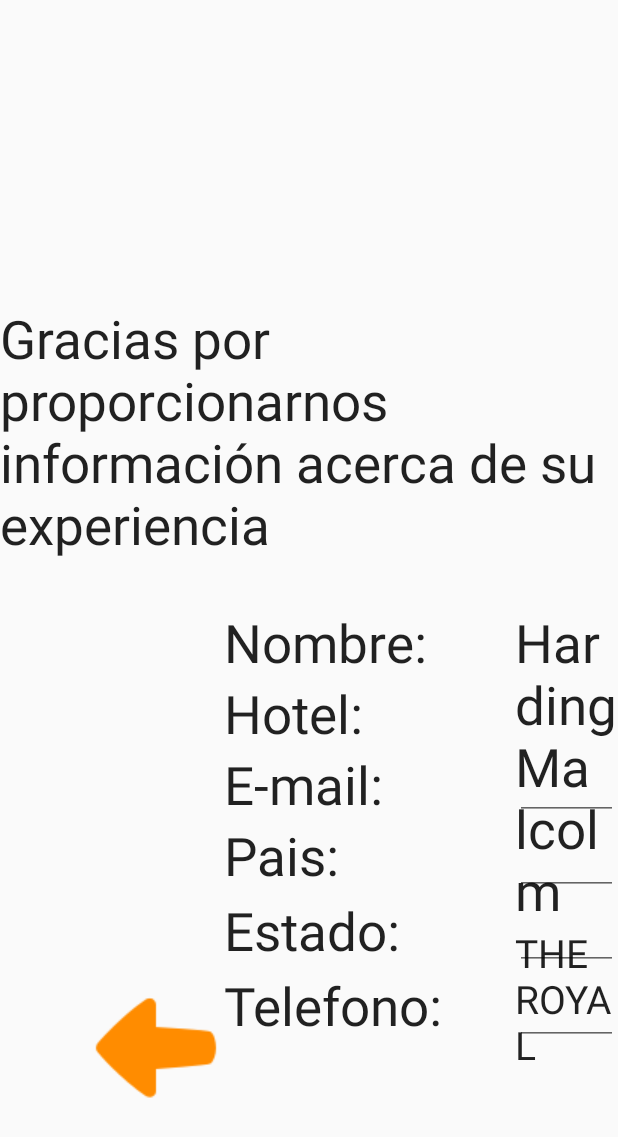
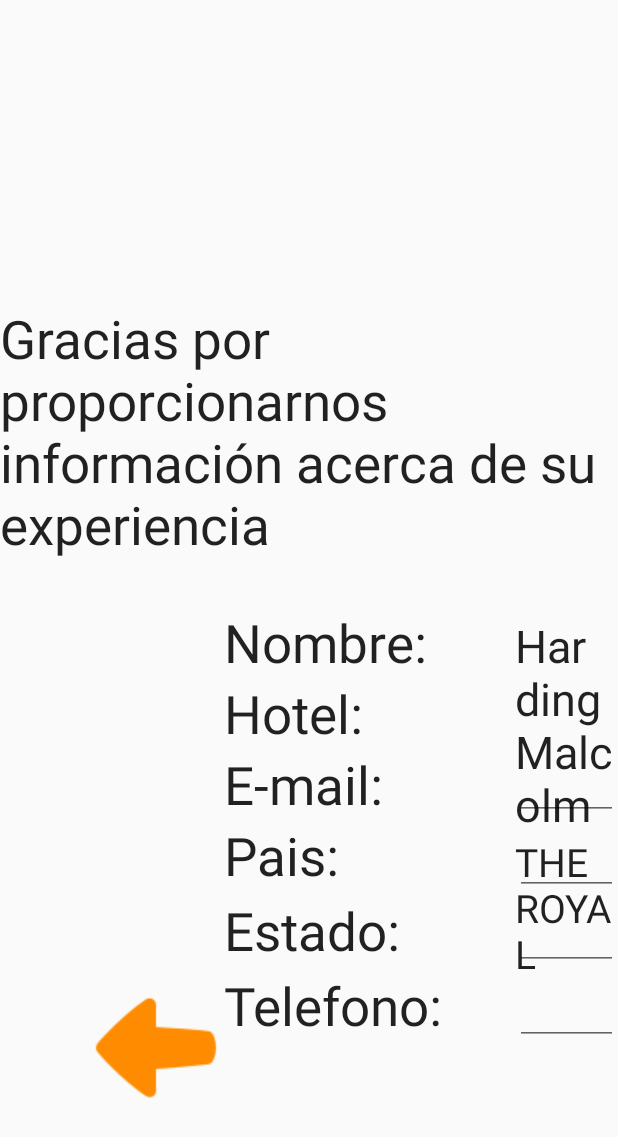
Before and after one commit to ramlok1/MyApplication, an Android app: the layout fragment_inicio.xml on its own in the app's theme, with its tools: preview values and no code run, on a phone screen of 412 x 824 dp. Shown: the top 1137 px of the screen. Run offline under Robolectric (Android 15) with nearby library versions, the phone set to English and light mode, and no system bars.

Commit message:
veriosion 72

```diff
--- a/app/build.gradle
+++ b/app/build.gradle
@@ -2,7 +2,7 @@ apply plugin: 'com.android.application'
 
 android {
     compileSdkVersion 24
-    buildToolsVersion '25.0.0'
+    buildToolsVersion '26.0.2'
 
     defaultConfig {
         applicationId "com.example.mobilesdblack.ejemplo2"
--- a/app/src/main/java/com/example/mobilesdblack/ejemplo2/Actualizar_Preguntas.java
+++ b/app/src/main/java/com/example/mobilesdblack/ejemplo2/Actualizar_Preguntas.java
@@ -54,7 +54,7 @@ public class Actualizar_Preguntas extends Activity {
         Connection conn = null;
         String ConnURL = null;
 
-        String url = "jdbc:jtds:sqlserver://mobilesdSQLIT.cloudapp.net;instance=SQLEXPRESS;DatabaseName=goNaturalDev";
+        String url = "jdbc:jtds:sqlserver://mobilesdSQLIT.cloudapp.net;instance=SQLEXPRESS;DatabaseName=GoNaturalV2";
         String driver = "net.sourceforge.jtds.jdbc.Driver";
         String userName = "usercs";
         String password = "";
--- a/app/src/main/java/com/example/mobilesdblack/ejemplo2/CambioCupon.java
+++ b/app/src/main/java/com/example/mobilesdblack/ejemplo2/CambioCupon.java
@@ -10,6 +10,7 @@ import android.os.AsyncTask;
 import android.support.v7.app.AppCompatActivity;
 import android.os.Bundle;
 import android.view.View;
+import android.view.WindowManager;
 import android.view.inputmethod.InputMethodManager;
 import android.widget.Button;
 import android.widget.EditText;
@@ -55,6 +56,7 @@ public class CambioCupon extends AppCompatActivity {
         setContentView(R.layout.activity_cambio_cupon);
 
         Bundle b = getIntent().getExtras();
+        this.getWindow().setSoftInputMode(WindowManager.LayoutParams.SOFT_INPUT_ADJUST_PAN);
         cupon_numero = b.getString("cupon");
         idReservaDetalle = b.getInt("idReservaDetalle");
         VieneDeOperacion = true;
--- a/app/src/main/java/com/example/mobilesdblack/ejemplo2/EncuestaCupones.java
+++ b/app/src/main/java/com/example/mobilesdblack/ejemplo2/EncuestaCupones.java
@@ -167,7 +167,7 @@ public class EncuestaCupones extends Activity {
         Connection conn = null;
         String ConnURL = null;
 
-        String url = "jdbc:jtds:sqlserver://mobilesdSQLIT.cloudapp.net;instance=SQLEXPRESS;DatabaseName=goNaturalDev";
+        String url = "jdbc:jtds:sqlserver://mobilesdSQLIT.cloudapp.net;instance=SQLEXPRESS;DatabaseName=GoNaturalV2";
         String driver = "net.sourceforge.jtds.jdbc.Driver";
         String userName = "usercs";
         String password = "";
--- a/app/src/main/java/com/example/mobilesdblack/ejemplo2/ListAdapter_Cupones.java
+++ b/app/src/main/java/com/example/mobilesdblack/ejemplo2/ListAdapter_Cupones.java
@@ -199,7 +199,7 @@ public class ListAdapter_Cupones extends ArrayAdapter<Entity_CuponesHoja> {
                     @Override
                     public void onClick(View view) {
 
-                        if (lblhe.getText() == "") {
+                        if (lblhe.getText().equals("00:00") || lblhe.getText() == "") {
 
                             AdminSQLiteOpenHelper admin = new AdminSQLiteOpenHelper(getContext(),
 
@@ -224,7 +224,7 @@ public class ListAdapter_Cupones extends ArrayAdapter<Entity_CuponesHoja> {
                     @Override
                     public void onClick(View view) {
 
-                        if (lblhs.getText() == "") {
+                        if (lblhs.getText().equals("00:00") || lblhs.getText() == "") {
                             AdminSQLiteOpenHelper admin = new AdminSQLiteOpenHelper(getContext(),
 
                                     "cuestionarios", null, variables_publicas.version_local_database);
--- a/app/src/main/res/layout/activity_splash_screen.xml
+++ b/app/src/main/res/layout/activity_splash_screen.xml
@@ -18,7 +18,7 @@
         android:layout_marginBottom="50dp"
         android:layout_marginTop="19dp"
         android:gravity="center"
-        android:text="APP Pruebas con Información Real"
+        android:text="APP Pruebas con Información Produccion"
         android:textAppearance="?android:attr/textAppearanceLarge"
         android:textSize="80sp" />
 
@@ -43,7 +43,7 @@
         android:background="#2f3958"
         android:gravity="center"
         android:scrollbarSize="30dp"
-        android:text="Powered by MobileSD    ©2017 Todos los derechos reservados"
+        android:text="Powered by Intep    ©2017 Todos los derechos reservados"
         android:textAlignment="center"
         android:textAppearance="?android:attr/textAppearanceMedium" />
 
--- a/app/src/main/res/layout/fragment_inicio.xml
+++ b/app/src/main/res/layout/fragment_inicio.xml
@@ -51,12 +51,12 @@
             android:id="@+id/lblest"
             android:layout_width="wrap_content"
             android:layout_height="wrap_content"
+            android:layout_alignLeft="@+id/lblpais"
+            android:layout_alignStart="@+id/lblpais"
+            android:layout_below="@+id/txtpais"
             android:text="Estado:"
             android:textAppearance="?android:attr/textAppearanceLarge"
-            android:textSize="35dp"
-            android:layout_below="@+id/txtpais"
-            android:layout_alignLeft="@+id/lblpais"
-            android:layout_alignStart="@+id/lblpais" />
+            android:textSize="35dp" />
 
         <TextView
             android:id="@+id/lbltel"
@@ -73,13 +73,13 @@
             android:id="@+id/txtestado"
             android:layout_width="400dp"
             android:layout_height="50dp"
+            android:layout_alignLeft="@+id/txtpais"
+            android:layout_alignStart="@+id/txtpais"
+            android:layout_below="@+id/txtpais"
             android:layout_gravity="center"
             android:inputType="textPersonName"
             android:maxLines="1"
-            android:textSize="25dp"
-            android:layout_below="@+id/txtpais"
-            android:layout_alignLeft="@+id/txtpais"
-            android:layout_alignStart="@+id/txtpais" />
+            android:textSize="25dp" />
 
         <TextView
             android:id="@+id/lblpais"
@@ -131,7 +131,7 @@
 
         <TextView
             android:id="@+id/txtNombreE"
-            android:layout_width="wrap_content"
+            android:layout_width="600dp"
             android:layout_height="wrap_content"
             android:layout_alignBaseline="@+id/textView10"
             android:layout_alignBottom="@+id/textView10"
@@ -141,7 +141,7 @@
             android:layout_marginStart="343dp"
             android:text="Harding Malcolm"
             android:textAppearance="?android:attr/textAppearanceLarge"
-            android:textSize="35dp" />
+            android:textSize="30sp" />
 
         <TextView
             android:id="@+id/txtHotelE"
@@ -169,23 +169,23 @@
             android:id="@+id/btn_next"
             android:layout_width="wrap_content"
             android:layout_height="wrap_content"
-            android:background="@drawable/right"
             android:layout_below="@+id/lblest"
+            android:layout_marginLeft="50dp"
+            android:layout_marginStart="50dp"
+            android:layout_toEndOf="@+id/txt_email"
             android:layout_toRightOf="@+id/txt_email"
-            android:layout_toEndOf="@+id/txt_email"
-            android:layout_marginLeft="50dp"
-            android:layout_marginStart="50dp" />
+            android:background="@drawable/right" />
 
         <Button
             android:id="@+id/btn_back"
             android:layout_width="wrap_content"
             android:layout_height="wrap_content"
+            android:layout_alignParentLeft="true"
+            android:layout_alignParentStart="true"
+            android:layout_alignTop="@+id/lbltel"
             android:layout_marginLeft="52dp"
             android:layout_marginStart="52dp"
-            android:background="@drawable/left"
-            android:layout_alignTop="@+id/lbltel"
-            android:layout_alignParentLeft="true"
-            android:layout_alignParentStart="true" />
+            android:background="@drawable/left" />
 
     </RelativeLayout>
 
--- a/build.gradle
+++ b/build.gradle
@@ -5,7 +5,7 @@ buildscript {
         jcenter()
     }
     dependencies {
-        classpath 'com.android.tools.build:gradle:2.3.3'
+        classpath 'com.android.tools.build:gradle:3.0.1'
 
         // NOTE: Do not place your application dependencies here; they belong
         // in the individual module build.gradle files
```
Also changed, not shown: app/src/main/java/com/example/mobilesdblack/ejemplo2/Entity_CuponesHoja.java (+14 -2 lines), app/src/main/java/com/example/mobilesdblack/ejemplo2/FragmentChild.java (+5 -2 lines), app/src/main/java/com/example/mobilesdblack/ejemplo2/Operacion.java (+12 -6 lines), app/src/main/res/layout/activity_cambio_cupon.xml (+8 -10 lines), gradle/wrapper/gradle-wrapper.properties.
